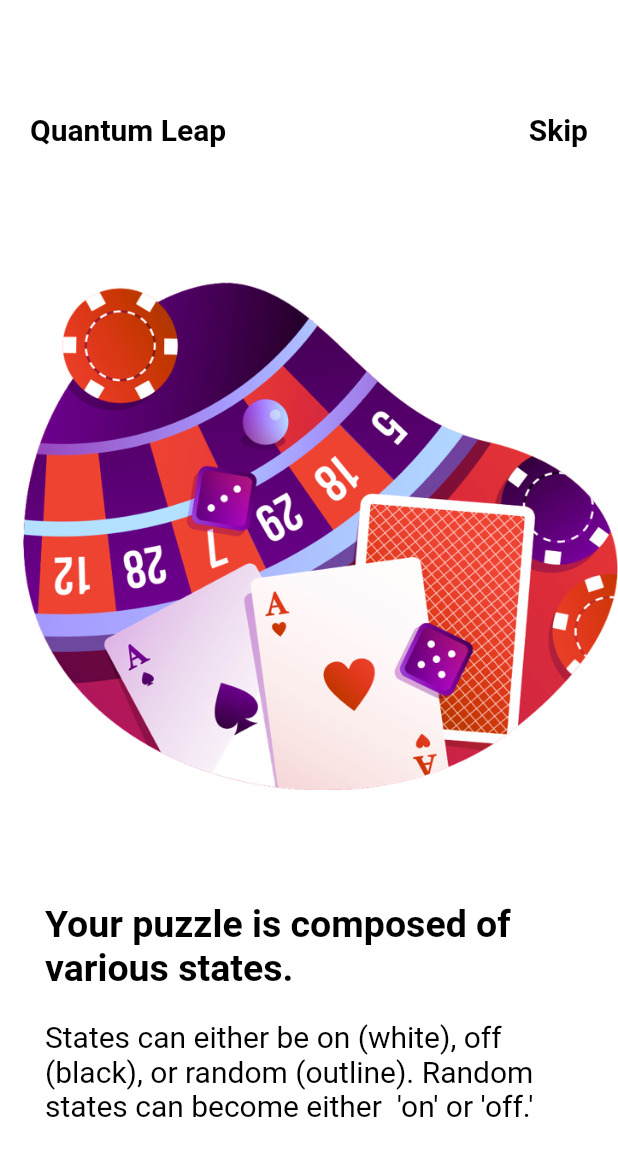
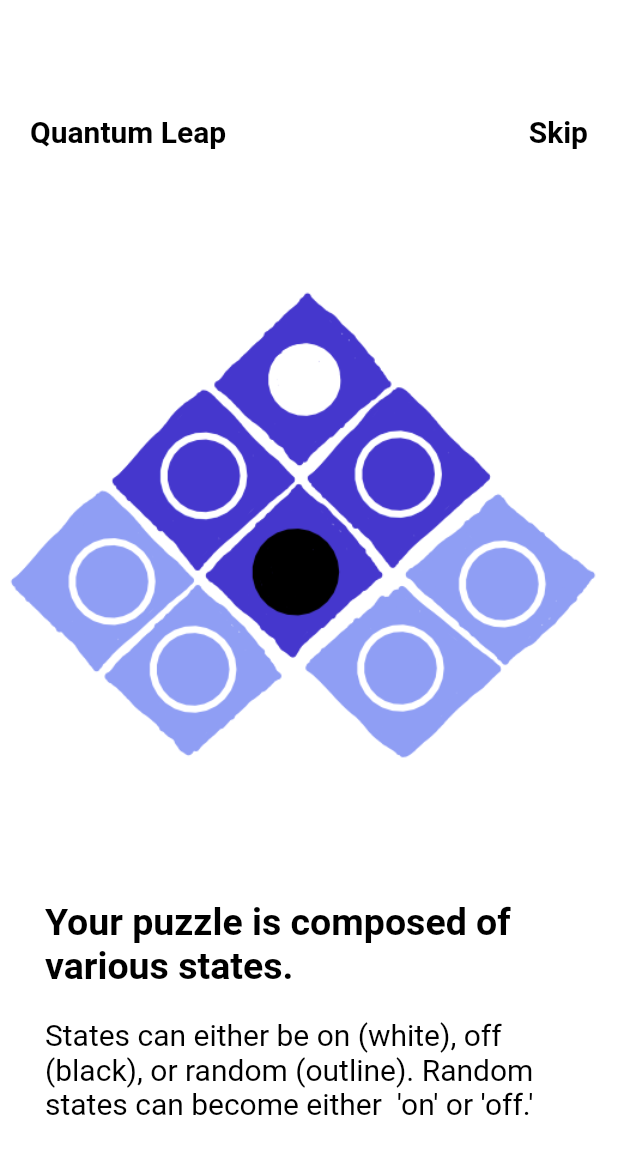
Before and after one commit to nightMue/Quantum-Leap, a Flutter app: the screen it shows after launch, on a phone screen of 412 x 824 dp. Shown: the top 1156 px of the screen. Run offline on Flutter 3.47's test engine with Material 2 defaults, Android fonts, the phone set to English and light mode, and no system bars; drawn by our look-alikes of liquid_swipe; Roboto replaces fonts that are missing (Product Sans).

Commit message:
Adding changes to onboarding

```diff
--- a/lib/constants/QuantumLeap.dart
+++ b/lib/constants/QuantumLeap.dart
@@ -18,4 +18,5 @@ class QuantumLeap {
 
   static const Color bg_main = Color.fromRGBO(0, 5, 48, 1);
   static const Color bg_main_lighter = Color.fromRGBO(1, 8,  74, 1);
+  static const Color bg_main_lightest = Color.fromRGBO(0, 192,  255, 1);
 }
--- a/lib/ui/mains/splash_screen.dart
+++ b/lib/ui/mains/splash_screen.dart
@@ -40,7 +40,7 @@ class _SplashScreenState extends State<SplashScreen> {
                         radius: 50.0,
                         child: Icon(
                           Icons.trending_up,
-                          color: Colors.blueAccent,
+                          color: QuantumLeap.bg_main_lightest,
                           size: 50.0,
                         ),
                       ),
--- a/lib/ui/onboarding/onboarding.dart
+++ b/lib/ui/onboarding/onboarding.dart
@@ -76,7 +76,7 @@ class OnBoarding extends  StatelessWidget{
               ],
             ),
           ),
-          Image.asset("assets/img/firstImage.png"),
+          Image.asset("assets/img/one.png"),
           Padding(
             padding: const EdgeInsets.symmetric(horizontal: 30.0),
             child: Column(
@@ -119,7 +119,7 @@ class OnBoarding extends  StatelessWidget{
               ],
             ),
           ),
-          Image.asset("assets/img/secondImage.png"),
+          Image.asset("assets/img/two.png"),
           Padding(
             padding: const EdgeInsets.symmetric(horizontal: 30.0),
             child: Column(
@@ -143,7 +143,7 @@ class OnBoarding extends  StatelessWidget{
       ),
     ),
     Container(
-      color: Colors.orange,
+      color: QuantumLeap.bg_main_lightest,
       child: Column(
         mainAxisAlignment: MainAxisAlignment.spaceEvenly,
         crossAxisAlignment: CrossAxisAlignment.start,
@@ -161,7 +161,7 @@ class OnBoarding extends  StatelessWidget{
               ],
             ),
           ),
-          Image.asset("assets/img/firstImage.png"),
+          Image.asset("assets/img/three.png"),
           Padding(
             padding: const EdgeInsets.symmetric(horizontal: 30.0),
             child: Column(
--- a/pubspec.yaml
+++ b/pubspec.yaml
@@ -30,6 +30,8 @@ dependencies:
   cupertino_icons: ^0.1.3
 
   liquid_swipe: ^1.3.1
+
+  piecemeal: any
 
 dev_dependencies:
   flutter_test:
```
Also changed, not shown: assets/img/one.png (added), assets/img/three.png (added), assets/img/two.png (added), pubspec.lock.
